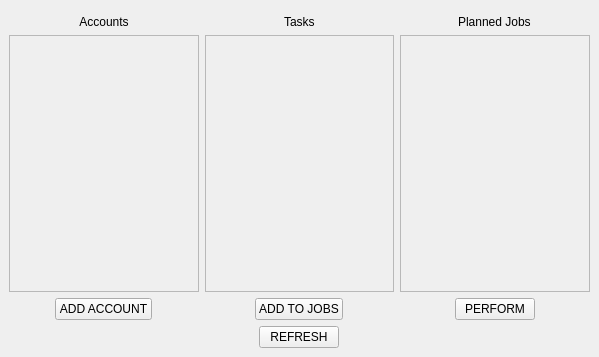
This is tool/python/gui/views/home.ui in TheLeoYeo/iGPManagerTooleo as Qt 5 draws it before an edit. The edited form follows.
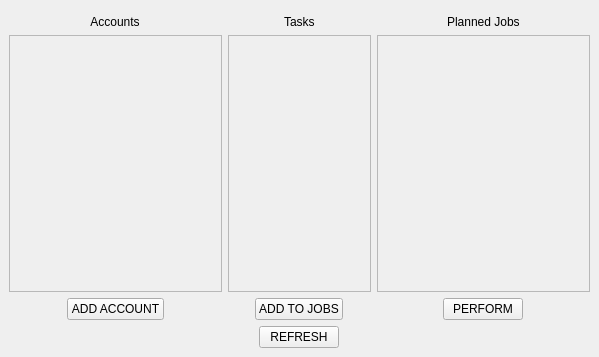
This is the edited form. Custom widgets are drawn as their Qt base class.

What changed in the file:
```diff
--- a/tool/python/gui/views/home.ui
+++ b/tool/python/gui/views/home.ui
@@ -21,7 +21,7 @@
        <widget class="QWidget" name="widget" native="true"/>
       </item>
       <item>
-       <layout class="QHBoxLayout" name="horizontalLayout" stretch="1,1,1">
+       <layout class="QHBoxLayout" name="horizontalLayout" stretch="3,2,3">
         <property name="spacing">
          <number>6</number>
         </property>
```
Left out of the diff: 6 changed lines with no effect on the pictures.
